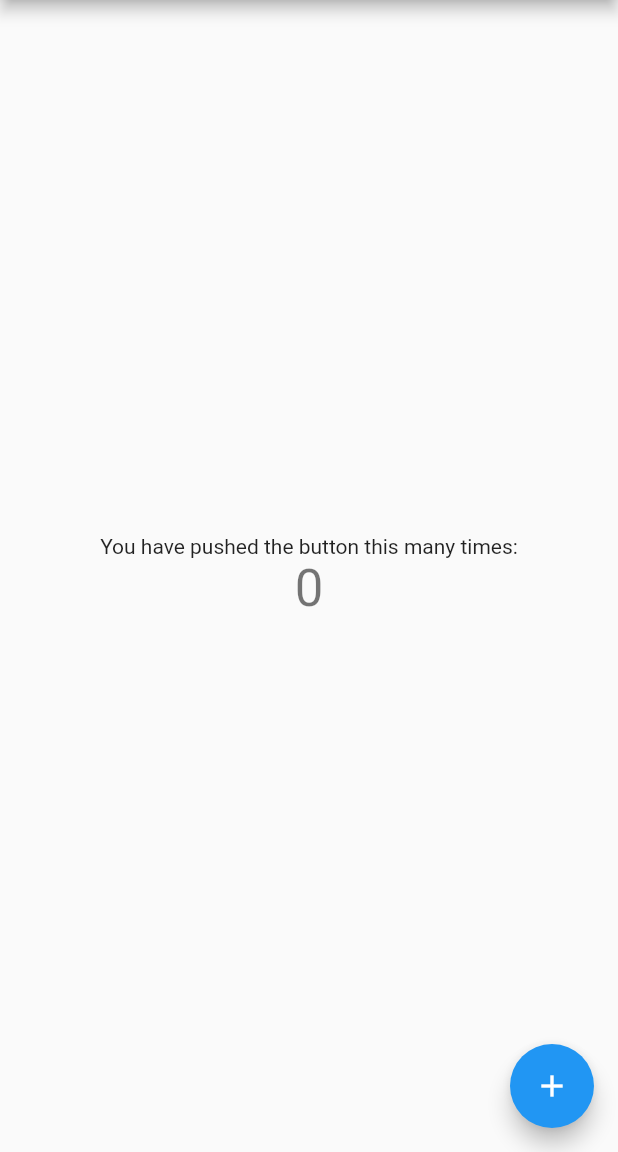
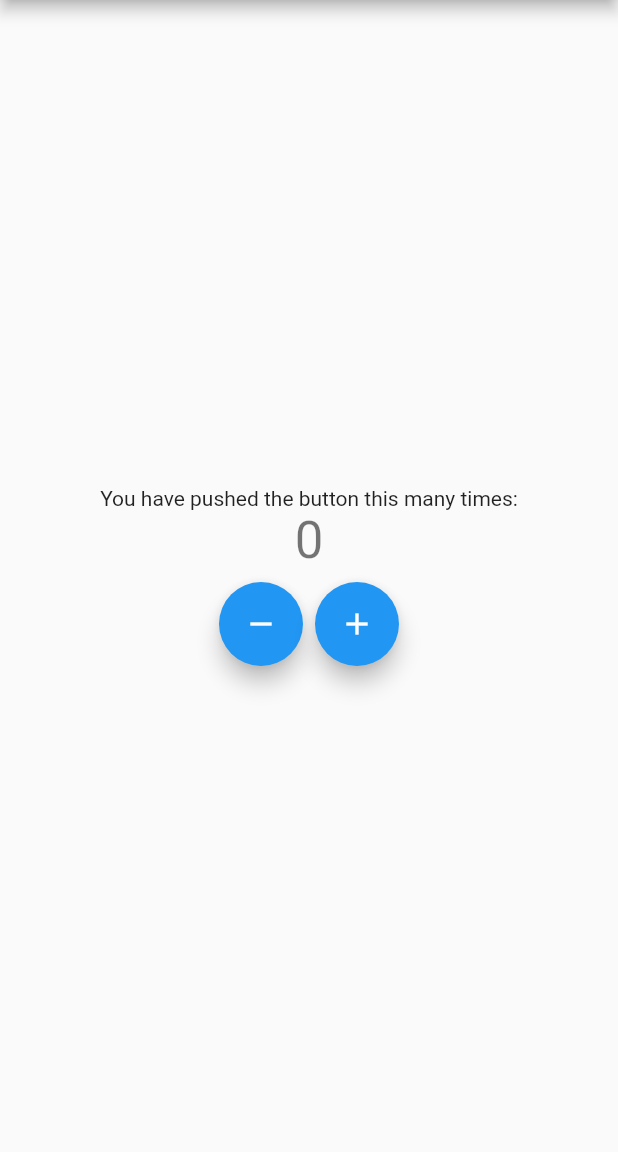
Before and after one commit to dchandrani/flutter_bloc_concepts, a Flutter app: the screen it shows after launch, on a phone screen of 412 x 824 dp, the part 84-1236 px from its top. Run offline on Flutter 3.47's test engine with Material 2 defaults, Android fonts, the phone set to English and light mode, and no system bars; our stand-ins replace bloc, flutter_bloc.

```diff
--- /dev/null
+++ b/lib/cubit/counter_state.dart
@@ -0,0 +1,11 @@
+part of 'counter_cubit.dart';
+
+class CounterState {
+  int counter;
+  bool wasIncremented;
+
+  CounterState({
+    @required this.counter,
+    this.wasIncremented,
+  });
+}
--- a/lib/main.dart
+++ b/lib/main.dart
@@ -1,4 +1,6 @@
 import 'package:flutter/material.dart';
+import 'package:flutter_bloc/flutter_bloc.dart';
+import 'package:flutter_bloc_concepts/cubit/counter_cubit.dart';
 
 void main() {
   runApp(MyApp());
@@ -7,12 +9,15 @@ void main() {
 class MyApp extends StatelessWidget {
   @override
   Widget build(BuildContext context) {
-    return MaterialApp(
-      title: 'Flutter Demo',
-      theme: ThemeData(
-        primarySwatch: Colors.blue,
+    return BlocProvider<CounterCubit>(
+      create: (context) => CounterCubit(),
+      child: MaterialApp(
+        title: 'Flutter Demo',
+        theme: ThemeData(
+          primarySwatch: Colors.blue,
+        ),
+        home: MyHomePage(title: 'Flutter Demo Home Page'),
       ),
-      home: MyHomePage(title: 'Flutter Demo Home Page'),
     );
   }
 }
@@ -27,14 +32,6 @@ class MyHomePage extends StatefulWidget {
 }
 
 class _MyHomePageState extends State<MyHomePage> {
-  int _counter = 0;
-
-  void _incrementCounter() {
-    setState(() {
-      _counter++;
-    });
-  }
-
   @override
   Widget build(BuildContext context) {
     return Scaffold(
@@ -48,18 +45,59 @@ class _MyHomePageState extends State<MyHomePage> {
             Text(
               'You have pushed the button this many times:',
             ),
-            Text(
-              '$_counter',
-              style: Theme.of(context).textTheme.headline4,
+            BlocConsumer<CounterCubit, CounterState>(
+              listener: (context, state) {
+                if (state.wasIncremented == true) {
+                  ScaffoldMessenger.of(context).showSnackBar(
+                    SnackBar(
+                      content: Text('Incremented'),
+                      duration: Duration(milliseconds: 300),
+                    ),
+                  );
+                } else {
+                  ScaffoldMessenger.of(context).showSnackBar(
+                    SnackBar(
+                      content: Text('Decremented'),
+                      duration: Duration(milliseconds: 300),
+                    ),
+                  );
+                }
+              },
+              builder: (context, state) {
+                return Text(
+                  '${state.counter}',
+                  style: Theme.of(context).textTheme.headline4,
+                );
+              },
+            ),
+            SizedBox(
+              height: 8,
+            ),
+            Row(
+              mainAxisAlignment: MainAxisAlignment.center,
+              children: [
+                FloatingActionButton(
+                  onPressed: () {
+                    BlocProvider.of<CounterCubit>(context).decrement();
+                  },
+                  tooltip: 'Decrement',
+                  child: Icon(Icons.remove),
+                ),
+                SizedBox(
+                  width: 8.0,
+                ),
+                FloatingActionButton(
+                  onPressed: () {
+                    BlocProvider.of<CounterCubit>(context).increment();
+                  },
+                  tooltip: 'Increment',
+                  child: Icon(Icons.add),
+                ),
+              ],
             ),
           ],
         ),
       ),
-      floatingActionButton: FloatingActionButton(
-        onPressed: _incrementCounter,
-        tooltip: 'Increment',
-        child: Icon(Icons.add),
-      ),
     );
   }
 }
```
Also changed, not shown: lib/cubit/counter_cubit.dart (added, +18 -0 lines).
